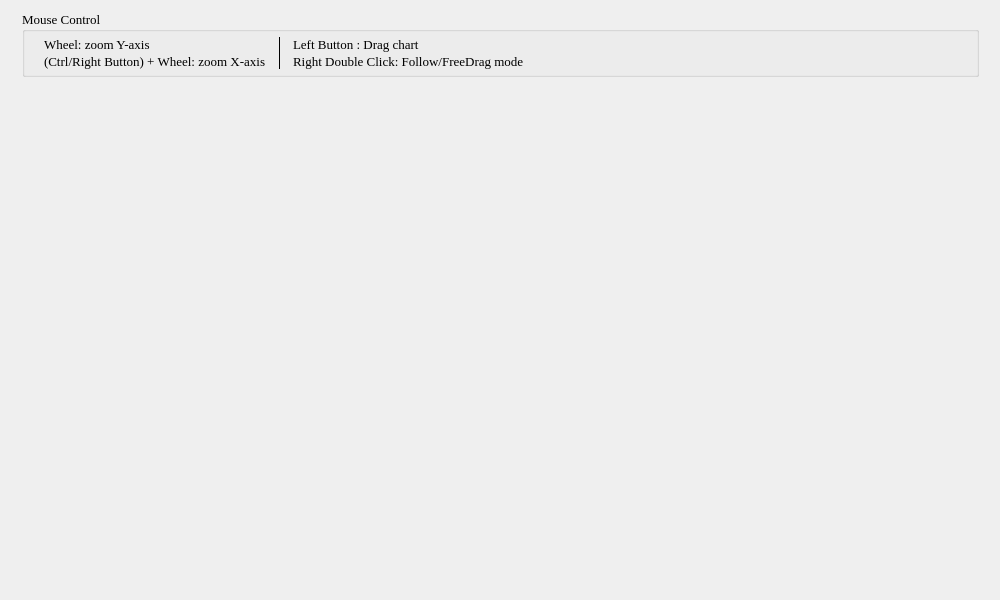
Qt form CHCenter/chartwindow.ui (dongFangTuring/CHCenter) before a commit.
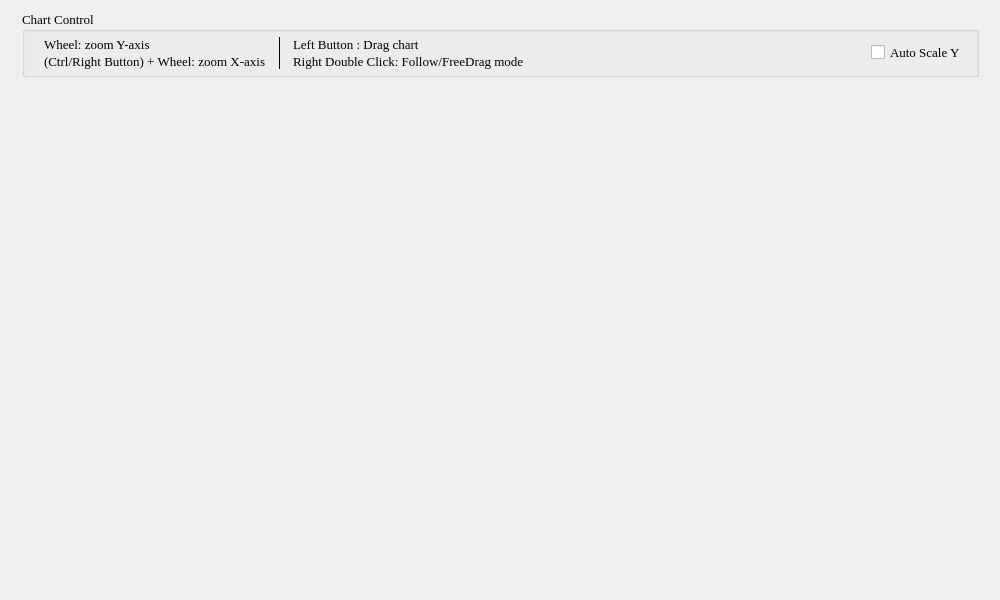
The same form after that commit.

The edit to the form file:
```diff
--- a/CHCenter/chartwindow.ui
+++ b/CHCenter/chartwindow.ui
@@ -31,7 +31,7 @@
         </font>
        </property>
        <property name="title">
-        <string>Mouse Control</string>
+        <string>Chart Control</string>
        </property>
        <layout class="QHBoxLayout" name="horizontalLayout">
         <property name="spacing">
@@ -120,6 +120,13 @@
           </property>
          </spacer>
         </item>
+        <item>
+         <widget class="QCheckBox" name="CB_AutoYScale">
+          <property name="text">
+           <string>Auto Scale Y</string>
+          </property>
+         </widget>
+        </item>
        </layout>
       </widget>
      </item>
```
